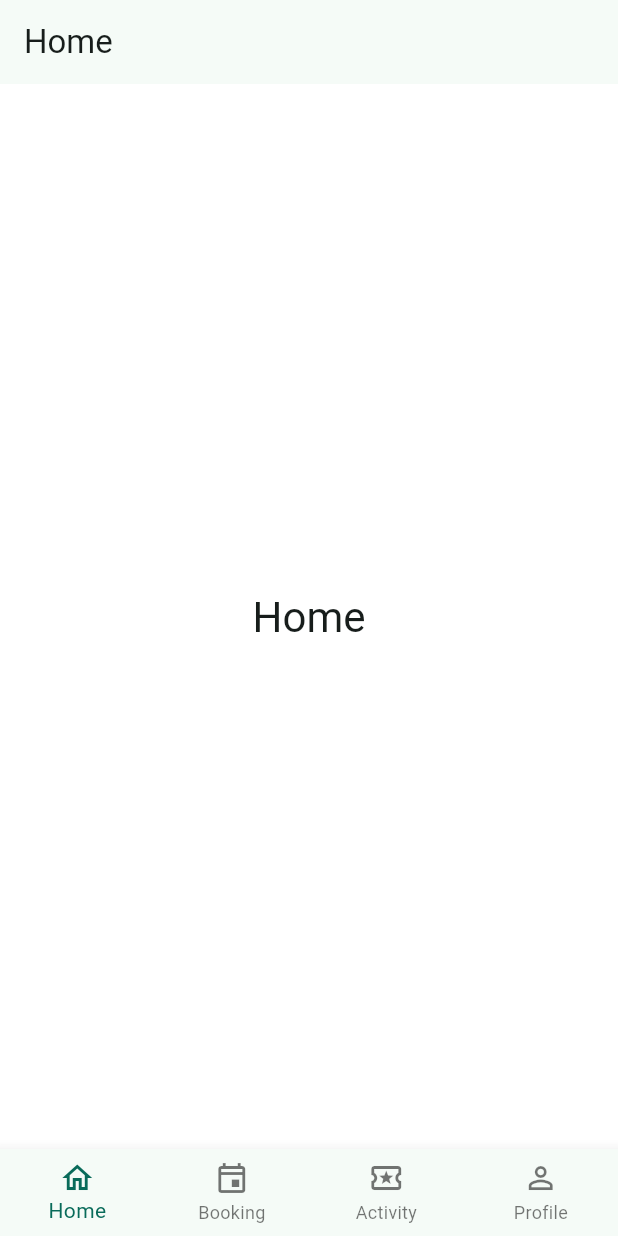
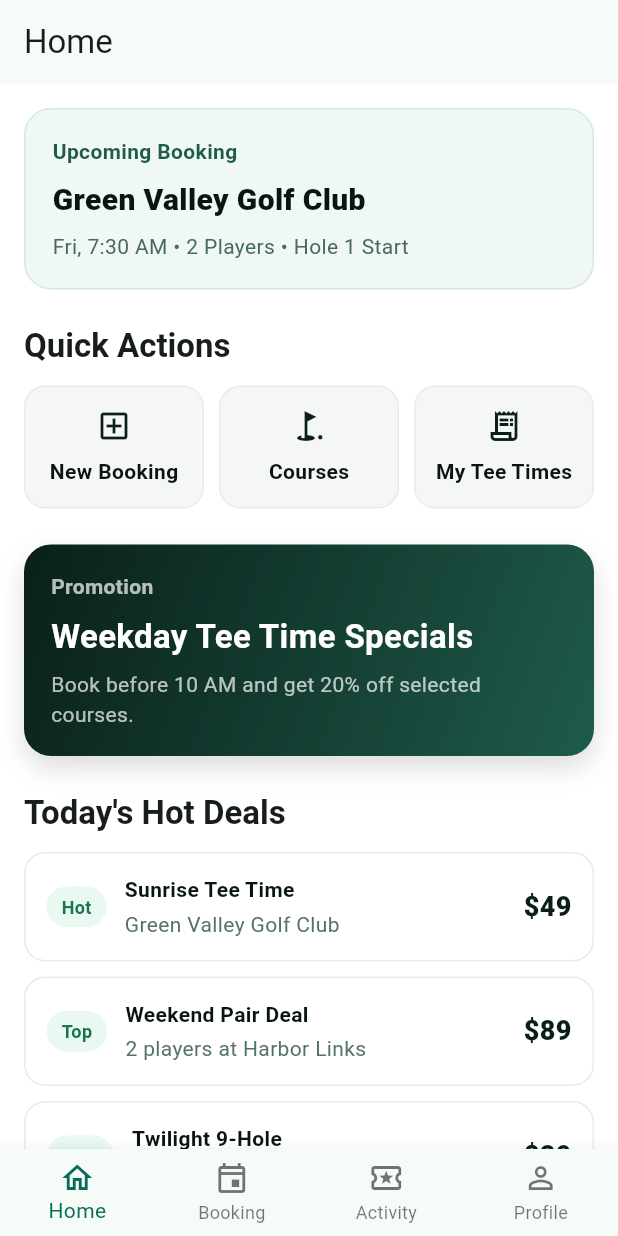
Before and after one commit to AZKACodes/xxx_demo_app, a Flutter app: the screen it shows after launch, on a phone screen of 412 x 824 dp. Run offline on Flutter 3.47's test engine with Material 3 defaults, Android fonts, the phone set to English and light mode, and no system bars.

Commit message:
Feature : Home Page Implementation

```diff
--- /dev/null
+++ b/lib/features/home/data/home_repository.dart
@@ -0,0 +1,11 @@
+abstract class HomeRepository {
+  Future<String> fetchWelcomeMessage();
+}
+
+class HomeRepositoryImpl implements HomeRepository {
+  @override
+  Future<String> fetchWelcomeMessage() async {
+    await Future<void>.delayed(const Duration(milliseconds: 500));
+    return 'Welcome to Home';
+  }
+}
--- /dev/null
+++ b/lib/features/home/domain/get_home_message_use_case.dart
@@ -0,0 +1,11 @@
+import '../data/home_repository.dart';
+
+class GetHomeMessageUseCase {
+  GetHomeMessageUseCase(this._repository);
+
+  final HomeRepository _repository;
+
+  Future<String> call() {
+    return _repository.fetchWelcomeMessage();
+  }
+}
--- a/lib/features/home/home_page.dart
+++ b/lib/features/home/home_page.dart
@@ -1,15 +1,12 @@
 import 'package:flutter/material.dart';
+
+import 'view/home_view.dart';
 
 class HomePage extends StatelessWidget {
   const HomePage({super.key});
 
   @override
   Widget build(BuildContext context) {
-    return Center(
-      child: Text(
-        'Home',
-        style: Theme.of(context).textTheme.headlineMedium,
-      ),
-    );
+    return const HomeView();
   }
 }
--- /dev/null
+++ b/lib/features/home/view/home_view.dart
@@ -0,0 +1,135 @@
+import 'package:flutter/material.dart';
+
+import 'widgets/book_now_card.dart';
+import 'widgets/deal_card.dart';
+import 'widgets/quick_action_tile.dart';
+import 'widgets/upcoming_booking_card.dart';
+
+class HomeView extends StatelessWidget {
+  const HomeView({super.key});
+
+  @override
+  Widget build(BuildContext context) {
+    final theme = Theme.of(context);
+    final hasUpcomingBooking = DateTime.now().day.isEven;
+
+    return SingleChildScrollView(
+      padding: const EdgeInsets.all(16),
+      child: Column(
+        crossAxisAlignment: CrossAxisAlignment.start,
+        children: [
+          if (hasUpcomingBooking)
+            const UpcomingBookingCard()
+          else
+            const BookNowCard(),
+          const SizedBox(height: 24),
+          Text(
+            'Quick Actions',
+            style: theme.textTheme.titleLarge?.copyWith(
+              fontWeight: FontWeight.w700,
+            ),
+          ),
+          const SizedBox(height: 12),
+          Row(
+            children: const [
+              Expanded(
+                child: QuickActionTile(
+                  icon: Icons.add_box_outlined,
+                  label: 'New Booking',
+                ),
+              ),
+              SizedBox(width: 10),
+              Expanded(
+                child: QuickActionTile(
+                  icon: Icons.golf_course_outlined,
+                  label: 'Courses',
+                ),
+              ),
+              SizedBox(width: 10),
+              Expanded(
+                child: QuickActionTile(
+                  icon: Icons.receipt_long_outlined,
+                  label: 'My Tee Times',
+                ),
+              ),
+            ],
+          ),
+          const SizedBox(height: 24),
+          Container(
+            width: double.infinity,
+            padding: const EdgeInsets.all(18),
+            decoration: BoxDecoration(
+              borderRadius: BorderRadius.circular(18),
+              gradient: const LinearGradient(
+                colors: [Color(0xFF0A1F1A), Color(0xFF1E5B4A)],
+                begin: Alignment.topLeft,
+                end: Alignment.bottomRight,
+              ),
+              boxShadow: const [
+                BoxShadow(
+                  color: Color(0x22000000),
+                  blurRadius: 14,
+                  offset: Offset(0, 8),
+                ),
+              ],
+            ),
+            child: const Column(
+              crossAxisAlignment: CrossAxisAlignment.start,
+              children: [
+                Text(
+                  'Promotion',
+                  style: TextStyle(
+                    color: Colors.white70,
+                    fontWeight: FontWeight.w600,
+                  ),
+                ),
+                SizedBox(height: 8),
+                Text(
+                  'Weekday Tee Time Specials',
+                  style: TextStyle(
+                    color: Colors.white,
+                    fontSize: 22,
+                    fontWeight: FontWeight.w700,
+                  ),
+                ),
+                SizedBox(height: 6),
+                Text(
+                  'Book before 10 AM and get 20% off selected courses.',
+                  style: TextStyle(color: Colors.white70),
+                ),
+              ],
+            ),
+          ),
+          const SizedBox(height: 24),
+          Text(
+            "Today's Hot Deals",
+            style: theme.textTheme.titleLarge?.copyWith(
+              fontWeight: FontWeight.w700,
+            ),
+          ),
+          const SizedBox(height: 12),
+          const DealCard(
+            title: 'Sunrise Tee Time',
+            subtitle: 'Green Valley Golf Club',
+            price: '\$49',
+            badge: 'Hot',
+          ),
+          const SizedBox(height: 10),
+          const DealCard(
+            title: 'Weekend Pair Deal',
+            subtitle: '2 players at Harbor Links',
+            price: '\$89',
+            badge: 'Top',
+          ),
+          const SizedBox(height: 10),
+          const DealCard(
+            title: 'Twilight 9-Hole',
+            subtitle: 'After 4:00 PM at Pine Hills',
+            price: '\$29',
+            badge: 'Deal',
+          ),
+        ],
+      ),
+    );
+  }
+}
--- /dev/null
+++ b/lib/features/home/view/widgets/book_now_card.dart
@@ -0,0 +1,47 @@
+import 'package:flutter/material.dart';
+
+class BookNowCard extends StatelessWidget {
+  const BookNowCard({super.key});
+
+  @override
+  Widget build(BuildContext context) {
+    return Container(
+      width: double.infinity,
+      padding: const EdgeInsets.all(18),
+      decoration: BoxDecoration(
+        borderRadius: BorderRadius.circular(18),
+        gradient: const LinearGradient(
+          colors: [Color(0xFF0A1F1A), Color(0xFF2A7A62)],
+          begin: Alignment.topLeft,
+          end: Alignment.bottomRight,
+        ),
+      ),
+      child: const Column(
+        crossAxisAlignment: CrossAxisAlignment.start,
+        children: [
+          Text(
+            'No Upcoming Booking',
+            style: TextStyle(
+              color: Colors.white70,
+              fontWeight: FontWeight.w600,
+            ),
+          ),
+          SizedBox(height: 8),
+          Text(
+            'Book Now and Own the Fairway',
+            style: TextStyle(
+              color: Colors.white,
+              fontSize: 22,
+              fontWeight: FontWeight.w800,
+            ),
+          ),
+          SizedBox(height: 6),
+          Text(
+            'Find your perfect tee time and lock it in seconds.',
+            style: TextStyle(color: Colors.white70),
+          ),
+        ],
+      ),
+    );
+  }
+}
--- /dev/null
+++ b/lib/features/home/view/widgets/deal_card.dart
@@ -0,0 +1,75 @@
+import 'package:flutter/material.dart';
+
+class DealCard extends StatelessWidget {
+  const DealCard({
+    required this.title,
+    required this.subtitle,
+    required this.price,
+    required this.badge,
+    super.key,
+  });
+
+  final String title;
+  final String subtitle;
+  final String price;
+  final String badge;
+
+  @override
+  Widget build(BuildContext context) {
+    return Container(
+      padding: const EdgeInsets.all(14),
+      decoration: BoxDecoration(
+        color: Colors.white,
+        borderRadius: BorderRadius.circular(14),
+        border: Border.all(color: const Color(0xFFE4EBE8)),
+      ),
+      child: Row(
+        children: [
+          Container(
+            padding: const EdgeInsets.symmetric(horizontal: 10, vertical: 5),
+            decoration: BoxDecoration(
+              color: const Color(0xFFE9F8F0),
+              borderRadius: BorderRadius.circular(999),
+            ),
+            child: Text(
+              badge,
+              style: const TextStyle(
+                color: Color(0xFF16784A),
+                fontWeight: FontWeight.w700,
+                fontSize: 12,
+              ),
+            ),
+          ),
+          const SizedBox(width: 12),
+          Expanded(
+            child: Column(
+              crossAxisAlignment: CrossAxisAlignment.start,
+              children: [
+                Text(
+                  title,
+                  style: const TextStyle(
+                    fontWeight: FontWeight.w700,
+                    color: Color(0xFF081512),
+                  ),
+                ),
+                const SizedBox(height: 3),
+                Text(
+                  subtitle,
+                  style: const TextStyle(color: Color(0xFF54716A)),
+                ),
+              ],
+            ),
+          ),
+          Text(
+            price,
+            style: const TextStyle(
+              color: Color(0xFF0A1F1A),
+              fontWeight: FontWeight.w800,
+              fontSize: 18,
+            ),
+          ),
+        ],
+      ),
+    );
+  }
+}
--- /dev/null
+++ b/lib/features/home/view/widgets/quick_action_tile.dart
@@ -0,0 +1,37 @@
+import 'package:flutter/material.dart';
+
+class QuickActionTile extends StatelessWidget {
+  const QuickActionTile({
+    required this.icon,
+    required this.label,
+    super.key,
+  });
+
+  final IconData icon;
+  final String label;
+
+  @override
+  Widget build(BuildContext context) {
+    return Container(
+      padding: const EdgeInsets.symmetric(vertical: 14),
+      decoration: BoxDecoration(
+        color: const Color(0xFFF4F7F6),
+        borderRadius: BorderRadius.circular(14),
+        border: Border.all(color: const Color(0xFFE6ECEA)),
+      ),
+      child: Column(
+        children: [
+          Icon(icon, color: const Color(0xFF0A1F1A)),
+          const SizedBox(height: 8),
+          Text(
+            label,
+            style: const TextStyle(
+              fontWeight: FontWeight.w600,
+              color: Color(0xFF081512),
+            ),
+          ),
+        ],
+      ),
+    );
+  }
+}
--- /dev/null
+++ b/lib/features/home/view/widgets/upcoming_booking_card.dart
@@ -0,0 +1,44 @@
+import 'package:flutter/material.dart';
+
+class UpcomingBookingCard extends StatelessWidget {
+  const UpcomingBookingCard({super.key});
+
+  @override
+  Widget build(BuildContext context) {
+    return Container(
+      width: double.infinity,
+      padding: const EdgeInsets.all(18),
+      decoration: BoxDecoration(
+        borderRadius: BorderRadius.circular(18),
+        color: const Color(0xFFEFF8F4),
+        border: Border.all(color: const Color(0xFFD3E9DF)),
+      ),
+      child: const Column(
+        crossAxisAlignment: CrossAxisAlignment.start,
+        children: [
+          Text(
+            'Upcoming Booking',
+            style: TextStyle(
+              color: Color(0xFF1E5B4A),
+              fontWeight: FontWeight.w700,
+            ),
+          ),
+          SizedBox(height: 8),
+          Text(
+            'Green Valley Golf Club',
+            style: TextStyle(
+              color: Color(0xFF081512),
+              fontSize: 20,
+              fontWeight: FontWeight.w800,
+            ),
+          ),
+          SizedBox(height: 6),
+          Text(
+            'Fri, 7:30 AM • 2 Players • Hole 1 Start',
+            style: TextStyle(color: Color(0xFF486861)),
+          ),
+        ],
+      ),
+    );
+  }
+}
--- /dev/null
+++ b/lib/features/home/viewmodel/home_view_contract.dart
@@ -0,0 +1,7 @@
+abstract class HomeViewContract {
+  String? get message;
+  bool get isLoading;
+  String? get error;
+
+  Future<void> loadData();
+}
--- /dev/null
+++ b/lib/features/home/viewmodel/home_view_model.dart
@@ -0,0 +1,39 @@
+import 'package:flutter/foundation.dart';
+
+import '../domain/get_home_message_use_case.dart';
+import 'home_view_contract.dart';
+
+class HomeViewModel extends ChangeNotifier implements HomeViewContract {
+  HomeViewModel(this._getHomeMessage);
+
+  final GetHomeMessageUseCase _getHomeMessage;
+
+  String? _message;
+  bool _isLoading = false;
+  String? _error;
+
+  @override
+  String? get message => _message;
+
+  @override
+  bool get isLoading => _isLoading;
+
+  @override
+  String? get error => _error;
+
+  @override
+  Future<void> loadData() async {
+    _isLoading = true;
+    _error = null;
+    notifyListeners();
+
+    try {
+      _message = await _getHomeMessage();
+    } catch (e) {
+      _error = 'Failed to load home data';
+    } finally {
+      _isLoading = false;
+      notifyListeners();
+    }
+  }
+}
```
